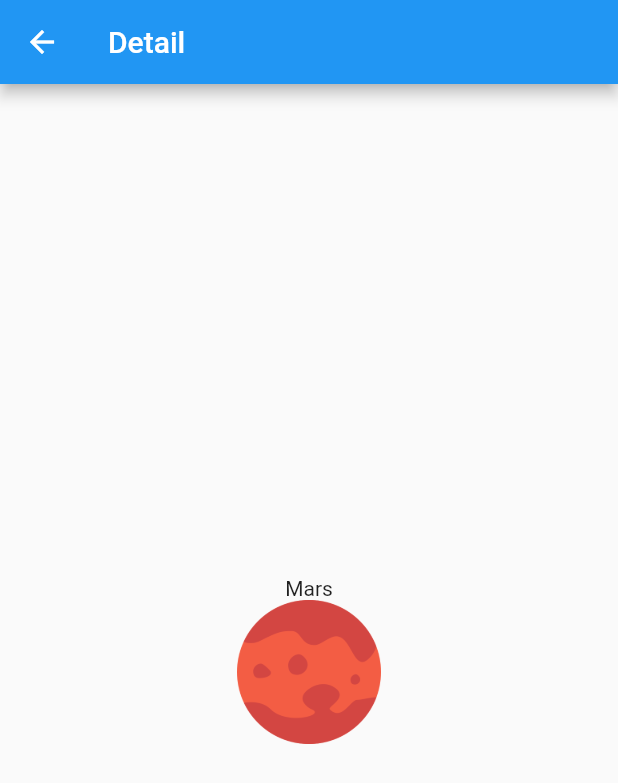
After one commit to ktabriga/Planets, a Flutter app: the screen it shows after launch, after a tap on "Mars", on a phone screen of 412 x 824 dp. The commit adds this screen. Shown: the top 783 px of the screen. Run offline on Flutter 3.47's test engine with Material 2 defaults, Android fonts, the phone set to English and light mode, and no system bars.

Commit message:
Create detail screen and add navigation

```diff
--- /dev/null
+++ b/lib/ui/home/DetailPage.dart
@@ -0,0 +1,29 @@
+import 'package:flutter/material.dart';
+import 'package:space_travel/planet.dart';
+
+class DetailPage extends StatelessWidget {
+  final Planet planet;
+
+  DetailPage(this.planet);
+
+  @override
+  Widget build(BuildContext context) {
+    return Scaffold(
+      appBar: AppBar(title: Text('Detail'),),
+      body: Container(
+        constraints: BoxConstraints.expand(),
+        child: Column(
+          mainAxisAlignment: MainAxisAlignment.center,
+          children: <Widget>[
+            Text(planet.name),
+            Hero(
+              tag: 'planet-hero-${planet.id}',
+              child: Image.asset(planet.image, width: 96.0, height: 96.0)
+            )
+          ]
+        ),
+
+      )
+    );
+  }
+}
--- a/lib/ui/home/PlanetRow.dart
+++ b/lib/ui/home/PlanetRow.dart
@@ -1,5 +1,6 @@
 import 'package:flutter/material.dart';
 import 'package:space_travel/planet.dart';
+import 'package:space_travel/ui/home/DetailPage.dart';
 
 class PlanetRow extends StatelessWidget {
   final Planet planet;
@@ -11,10 +12,13 @@ class PlanetRow extends StatelessWidget {
     return Container(
         margin: EdgeInsets.symmetric(vertical: 16),
         alignment: FractionalOffset.centerLeft,
+        child: Hero(
+          tag: 'planet-hero-${planet.id}',
           child: Image (
               image: AssetImage(planet.image),
               height: 92.0,
               width: 92.0
+          )
         )
     );
 
@@ -102,7 +106,13 @@ class PlanetRow extends StatelessWidget {
 
   @override
   Widget build(BuildContext context) {
-    return Container(
+    return GestureDetector(
+      onTap: () => Navigator.of(context).push(
+          MaterialPageRoute(
+              builder: (_) => DetailPage(planet)
+          )
+      ),
+      child: Container(
           margin:  const EdgeInsets.symmetric(horizontal: 24.0, vertical: 16.0),
           child: Stack(
               children: <Widget> [
@@ -110,6 +120,7 @@ class PlanetRow extends StatelessWidget {
                 _buildThumbnail()
               ]
           )
+      ),
     );
   }
 
```
Lines whose indentation alone changed are shown as unchanged.
